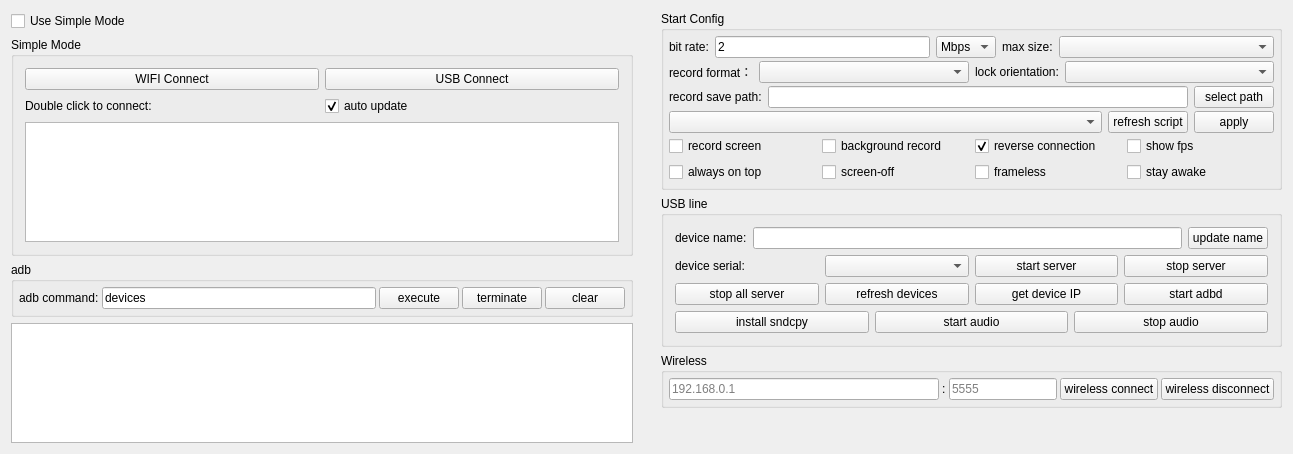
The window that QtScrcpy/ui/dialog.ui (magicph/MScrcpy) describes before a commit, drawn with Qt 5.
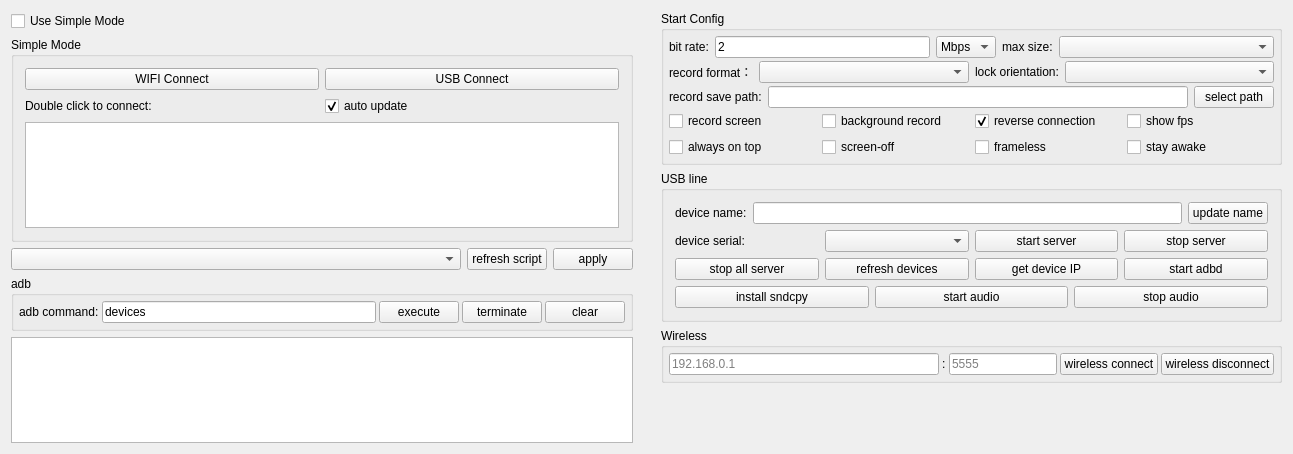
The same window after the commit.

The edit to the form file:
```diff
--- a/QtScrcpy/ui/dialog.ui
+++ b/QtScrcpy/ui/dialog.ui
@@ -148,6 +148,66 @@
         </layout>
        </widget>
       </item>
+      <item>
+          <widget class="QWidget" name="configWidget4" native="true">
+           <property name="sizePolicy">
+            <sizepolicy hsizetype="Preferred" vsizetype="Preferred">
+             <horstretch>0</horstretch>
+             <verstretch>0</verstretch>
+            </sizepolicy>
+           </property>
+           <layout class="QHBoxLayout" name="horizontalLayout_8">
+            <property name="leftMargin">
+             <number>0</number>
+            </property>
+            <property name="topMargin">
+             <number>0</number>
+            </property>
+            <property name="rightMargin">
+             <number>0</number>
+            </property>
+            <property name="bottomMargin">
+             <number>0</number>
+            </property>
+            <item>
+             <widget class="QComboBox" name="gameBox">
+              <property name="sizePolicy">
+               <sizepolicy hsizetype="MinimumExpanding" vsizetype="Preferred">
+                <horstretch>0</horstretch>
+                <verstretch>0</verstretch>
+               </sizepolicy>
+              </property>
+             </widget>
+            </item>
+            <item>
+             <widget class="QPushButton" name="refreshGameScriptBtn">
+              <property name="sizePolicy">
+               <sizepolicy hsizetype="Preferred" vsizetype="Preferred">
+                <horstretch>0</horstretch>
+                <verstretch>0</verstretch>
+               </sizepolicy>
+              </property>
+              <property name="text">
+               <string>refresh script</string>
+              </property>
+             </widget>
+            </item>
+            <item>
+             <widget class="QPushButton" name="applyScriptBtn">
+              <property name="sizePolicy">
+               <sizepolicy hsizetype="Preferred" vsizetype="Preferred">
+                <horstretch>0</horstretch>
+                <verstretch>0</verstretch>
+               </sizepolicy>
+              </property>
+              <property name="text">
+               <string>apply</string>
+              </property>
+             </widget>
+            </item>
+           </layout>
+          </widget>
+         </item>
       <item>
        <widget class="QGroupBox" name="adbGroupBox">
         <property name="sizePolicy">
@@ -545,66 +605,7 @@
            </layout>
           </widget>
          </item>
-         <item>
-          <widget class="QWidget" name="configWidget4" native="true">
-           <property name="sizePolicy">
-            <sizepolicy hsizetype="Preferred" vsizetype="Preferred">
-             <horstretch>0</horstretch>
-             <verstretch>0</verstretch>
-            </sizepolicy>
-           </property>
-           <layout class="QHBoxLayout" name="horizontalLayout_8">
-            <property name="leftMargin">
-             <number>0</number>
-            </property>
-            <property name="topMargin">
-             <number>0</number>
-            </property>
-            <property name="rightMargin">
-             <number>0</number>
-            </property>
-            <property name="bottomMargin">
-             <number>0</number>
-            </property>
-            <item>
-             <widget class="QComboBox" name="gameBox">
-              <property name="sizePolicy">
-               <sizepolicy hsizetype="MinimumExpanding" vsizetype="Preferred">
-                <horstretch>0</horstretch>
-                <verstretch>0</verstretch>
-               </sizepolicy>
-              </property>
-             </widget>
-            </item>
-            <item>
-             <widget class="QPushButton" name="refreshGameScriptBtn">
-              <property name="sizePolicy">
-               <sizepolicy hsizetype="Preferred" vsizetype="Preferred">
-                <horstretch>0</horstretch>
-                <verstretch>0</verstretch>
-               </sizepolicy>
-              </property>
-              <property name="text">
-               <string>refresh script</string>
-              </property>
-             </widget>
-            </item>
-            <item>
-             <widget class="QPushButton" name="applyScriptBtn">
-              <property name="sizePolicy">
-               <sizepolicy hsizetype="Preferred" vsizetype="Preferred">
-                <horstretch>0</horstretch>
-                <verstretch>0</verstretch>
-               </sizepolicy>
-              </property>
-              <property name="text">
-               <string>apply</string>
-              </property>
-             </widget>
-            </item>
-           </layout>
-          </widget>
-         </item>
+         
          <item>
           <widget class="QWidget" name="configWidget3" native="true">
            <property name="sizePolicy">
```
Left out of the diff: 1 changed line with no effect on the pictures.
